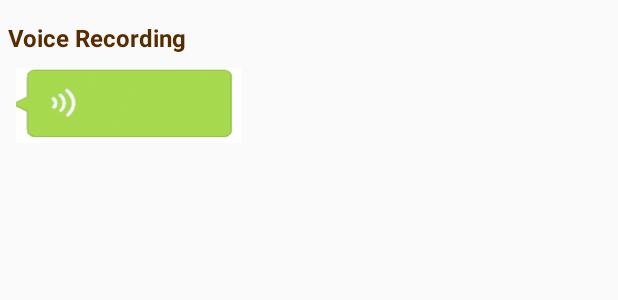
After one commit to Mrsquuuid/MyJournal, an Android app: the layout adapter_voice.xml on its own in the app's theme, with its tools: preview values and no code run, on a phone screen of 412 x 824 dp. The commit adds this screen. Shown: the top 300 px of the screen. Run offline under Robolectric (Android 15) with nearby library versions, the phone set to English and light mode, and no system bars.

Commit message:
update voice memo

```diff
--- a/MyDiary/app/build.gradle
+++ b/MyDiary/app/build.gradle
@@ -24,6 +24,7 @@ android {
         versionName "1.0"
         testInstrumentationRunner "androidx.test.runner.AndroidJUnitRunner"
         javaCompileOptions { annotationProcessorOptions { includeCompileClasspath = true } }
+        multiDexEnabled true
     }
     buildTypes {
         release {
@@ -81,4 +82,6 @@ dependencies {
     releaseImplementation 'com.squareup.leakcanary:leakcanary-android-no-op:1.5.1'
     testImplementation 'com.squareup.leakcanary:leakcanary-android-no-op:1.5.1'
     implementation 'com.google.android.material:material:1.1.0-alpha08'
+
+    implementation'com.github.CymChad:BaseRecyclerViewAdapterHelper:3.0.4'
     }
--- /dev/null
+++ b/MyDiary/app/src/main/java/com/example/mydiary/widget/PlayerImage.java
@@ -0,0 +1,22 @@
+package com.example.mydiary.widget;
+
+import android.content.Context;
+import android.util.AttributeSet;
+
+import androidx.annotation.NonNull;
+import androidx.annotation.Nullable;
+
+public class PlayerImage extends androidx.appcompat.widget.AppCompatImageView{
+
+    private Context context;
+
+    public PlayerImage(@NonNull Context context) {
+        super(context);
+    }
+    public PlayerImage(@NonNull Context context, @Nullable AttributeSet attrs) {
+        super(context, attrs);
+    }
+    public PlayerImage(@NonNull Context context, @Nullable AttributeSet attrs, int defStyleAttr) {
+        super(context, attrs, defStyleAttr);
+    }
+}
--- /dev/null
+++ b/MyDiary/app/src/main/res/layout/adapter_voice.xml
@@ -0,0 +1,57 @@
+<?xml version="1.0" encoding="utf-8"?>
+<LinearLayout xmlns:android="http://schemas.android.com/apk/res/android"
+    android:layout_width="match_parent"
+    android:layout_height="wrap_content"
+    android:layout_gravity="left"
+    android:gravity="left"
+    android:orientation="horizontal"
+    android:paddingLeft="5dp"
+    android:paddingTop="5dp"
+    android:paddingRight="10dp"
+    android:paddingBottom="5dp">
+
+    <LinearLayout
+        android:layout_width="wrap_content"
+        android:layout_height="wrap_content"
+        android:gravity="left"
+        android:orientation="vertical"
+        android:paddingEnd="5dp"
+        android:paddingRight="5dp">
+
+        <TextView
+            android:id="@+id/voice_time"
+            android:layout_width="wrap_content"
+            android:layout_height="40dp"
+            android:gravity="center"
+            android:text="Voice Recording"
+            android:textColor="#592C00"
+            android:textSize="16sp"
+            android:textStyle="bold"
+            android:visibility="visible" />
+
+
+        <LinearLayout
+            android:layout_width="wrap_content"
+            android:layout_height="60dp"
+            android:orientation="horizontal">
+
+            <View
+                android:layout_width="5dp"
+                android:layout_height="wrap_content" />
+
+
+            <com.example.mydiary.widget.PlayerImage
+                android:id="@+id/recording_each"
+                android:layout_width="150dp"
+                android:layout_height="50dp"
+                android:background="@drawable/recording_image"
+                android:clickable="true"
+                android:focusable="true"
+                android:paddingStart="40dp"
+                android:paddingEnd="10dp"
+                android:paddingLeft="40dp"
+                android:paddingRight="10dp" />
+
+        </LinearLayout>
+    </LinearLayout>
+</LinearLayout>
```
Also changed, not shown: MyDiary/app/src/main/AndroidManifest.xml (+8 -0 lines), MyDiary/app/src/main/java/com/example/mydiary/ui/MainActivity.java (+10 -1 lines), MyDiary/app/src/main/java/com/example/mydiary/ui/VoiceAdapter.java (added, +20 -0 lines), MyDiary/app/src/main/java/com/example/mydiary/ui/VoiceMemoActivity.java (added, +218 -0 lines), MyDiary/app/src/main/res/layout/activity_voice_memo.xml (added, +32 -0 lines), MyDiary/app/src/main/res/drawable-v24/recording_image.png (added).
